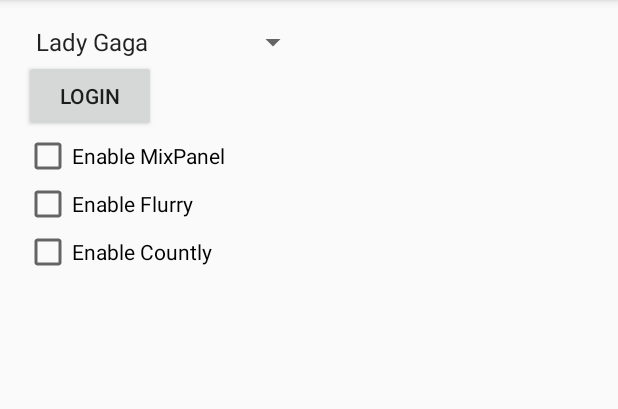
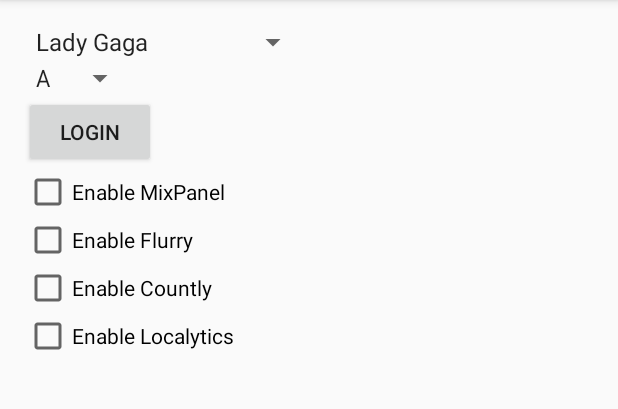
Before and after one commit to bnsantos/android-analytics-example, an Android app: the screen it shows after launch (LoginActivity), on a phone screen of 412 x 824 dp, the part 84-493 px from its top. Run offline under Robolectric (Android 15) with nearby library versions, the phone set to English and light mode, and no system bars; 1 statement that could not run was skipped.

Commit message:
localytics support

```diff
--- a/app/build.gradle
+++ b/app/build.gradle
@@ -6,7 +6,7 @@ android {
 
     defaultConfig {
         applicationId "bnsantos.com.analytics.example"
-        minSdkVersion 19
+        minSdkVersion 17
         targetSdkVersion 21
         versionCode 1
         versionName "1.0"
--- a/app/src/main/AndroidManifest.xml
+++ b/app/src/main/AndroidManifest.xml
@@ -5,12 +5,14 @@
     <uses-permission android:name="android.permission.INTERNET" />
     <uses-permission android:name="android.permission.ACCESS_NETWORK_STATE" />
     <uses-permission android:name="android.permission.BLUETOOTH" />
+    <uses-permission android:name="android.permission.INTERACT_ACROSS_USERS_FULL" />
 
     <application
         android:allowBackup="true"
         android:icon="@drawable/ic_launcher"
         android:label="@string/app_name"
-        android:theme="@style/AppTheme">
+        android:theme="@style/AppTheme"
+        android:name=".AnalyticsApp">
         <activity
             android:name=".activity.LoginActivity"
             android:label="@string/app_name">
@@ -29,6 +31,7 @@
                 <action android:name="org.openudid.GETUDID" />
             </intent-filter>
         </service>
+        <meta-data android:name="LOCALYTICS_APP_KEY" android:value="YOUR_KEY_HERE"/>
     </application>
 
 </manifest>
--- /dev/null
+++ b/app/src/main/java/bnsantos/com/analytics/example/AnalyticsApp.java
@@ -0,0 +1,20 @@
+package bnsantos.com.analytics.example;
+
+import android.app.Application;
+
+import com.localytics.android.LocalyticsActivityLifecycleCallbacks;
+
+/**
+ * Created by bruno on 22/04/15.
+ */
+public class AnalyticsApp extends Application {
+    @Override
+    public void onCreate()
+    {
+        super.onCreate();
+
+        // Register LocalyticsActivityLifecycleCallbacks
+        registerActivityLifecycleCallbacks(
+                new LocalyticsActivityLifecycleCallbacks(this));
+    }
+}
--- a/app/src/main/java/bnsantos/com/analytics/example/Constants.java
+++ b/app/src/main/java/bnsantos/com/analytics/example/Constants.java
@@ -11,12 +11,14 @@ public class Constants {
     public static boolean enableMixPanel = false;
     public static boolean enableFlurry = false;
     public static boolean enableCountly = false;
+    public static boolean enableLocalytics = false;
     private static String CURRENT_USER;
     private static String CURRENT_USER_ID;
-    private static String MIXPANEL_TOKEN = "1ee93f4be1cecc3f57224c3630e93df7"; //Set your default token here
-    private static String FLURRY_TOKEN = "YWY8N8FP3QWDH4DMHY7H";  //Your flurry token
-    private static String COUNTLY_SERVER = "http://54.84.47.23/"; //Your countly server here
-    private static String COUNTLY_APP_KEY = "edaa4c7b72c9b586203b68f703cd2f04bd9b20c6"; //Your countly app key here
+    private static String CURRENT_COMPANY;
+    private static String MIXPANEL_TOKEN = "YOUR_TOKEN_HERE";
+    private static String FLURRY_TOKEN = "YOUR_TOKEN_HERE";
+    private static String COUNTLY_SERVER = "YOUR_SERVER_HERE";
+    private static String COUNTLY_APP_KEY = "YOUR_TOKEN_HERE";
 
     public static String getCurrentUser() {
         return CURRENT_USER;
@@ -32,6 +34,14 @@ public class Constants {
 
     public static void setCurrentUserId(int id) {
         Constants.CURRENT_USER_ID = Integer.toString(id);
+    }
+
+    public static String getCurrentCompany() {
+        return CURRENT_COMPANY;
+    }
+
+    public static void setCurrentCompany(String CURRENT_COMPANY) {
+        Constants.CURRENT_COMPANY = CURRENT_COMPANY;
     }
 
     public static String getMixpanelToken() {
--- a/app/src/main/java/bnsantos/com/analytics/example/activity/LoginActivity.java
+++ b/app/src/main/java/bnsantos/com/analytics/example/activity/LoginActivity.java
@@ -20,10 +20,13 @@ import bnsantos.com.analytics.example.R;
 
 public class LoginActivity extends FragmentActivity {
     private Spinner mLoginSpinner;
+    private Spinner mCompanySpinner;
     private String mCurrentUser;
+    private String mCurrentCompany;
     private CheckBox mMixPanel;
     private CheckBox mFlurry;
     private CheckBox mCountly;
+    private CheckBox mLocalytics;
 
     @Override
     protected void onCreate(Bundle savedInstanceState) {
@@ -31,11 +34,16 @@ public class LoginActivity extends FragmentActivity {
         setContentView(R.layout.activity_login);
 
         mLoginSpinner = (Spinner) findViewById(R.id.userSpinner);
-        ArrayAdapter<CharSequence> adapter = ArrayAdapter.createFromResource(this, R.array.users, android.R.layout.simple_spinner_item);
-        adapter.setDropDownViewResource(android.R.layout.simple_spinner_dropdown_item);
-        mLoginSpinner.setAdapter(adapter);
+        mCompanySpinner = (Spinner) findViewById(R.id.companySpinner);
+        ArrayAdapter<CharSequence> usersAdapter = ArrayAdapter.createFromResource(this, R.array.users, android.R.layout.simple_spinner_item);
+        ArrayAdapter<CharSequence> companyAdapter = ArrayAdapter.createFromResource(this, R.array.company, android.R.layout.simple_spinner_item);
+        usersAdapter.setDropDownViewResource(android.R.layout.simple_spinner_dropdown_item);
+        companyAdapter.setDropDownViewResource(android.R.layout.simple_spinner_dropdown_item);
+        mLoginSpinner.setAdapter(usersAdapter);
+        mCompanySpinner.setAdapter(companyAdapter);
 
-        mCurrentUser = adapter.getItem(0).toString();
+        mCurrentUser = usersAdapter.getItem(0).toString();
+        mCurrentCompany = companyAdapter.getItem(0).toString();
 
         mLoginSpinner.setOnItemSelectedListener(new AdapterView.OnItemSelectedListener() {
             @Override
@@ -43,6 +51,19 @@ public class LoginActivity extends FragmentActivity {
                 mCurrentUser = (String) parent.getItemAtPosition(position);
                 Constants.setCurrentUserId(position);
                 Constants.setCurrentUser(mCurrentUser);
+            }
+
+            @Override
+            public void onNothingSelected(AdapterView<?> parent) {
+
+            }
+        });
+
+        mCompanySpinner.setOnItemSelectedListener(new AdapterView.OnItemSelectedListener() {
+            @Override
+            public void onItemSelected(AdapterView<?> parent, View view, int position, long id) {
+                mCurrentCompany = (String) parent.getItemAtPosition(position);
+                Constants.setCurrentCompany(mCurrentCompany);
             }
 
             @Override
@@ -61,6 +82,7 @@ public class LoginActivity extends FragmentActivity {
         mMixPanel = (CheckBox) findViewById(R.id.checkBoxMixPanel);
         mFlurry = (CheckBox) findViewById(R.id.checkBoxFlurry);
         mCountly = (CheckBox) findViewById(R.id.checkBoxCountly);
+        mLocalytics = (CheckBox) findViewById(R.id.checkBoxLocalytics);
 
         mMixPanel.setOnCheckedChangeListener(new CompoundButton.OnCheckedChangeListener() {
             @Override
@@ -78,6 +100,12 @@ public class LoginActivity extends FragmentActivity {
             @Override
             public void onCheckedChanged(CompoundButton buttonView, boolean isChecked) {
                 Constants.enableCountly = isChecked;
+            }
+        });
+        mLocalytics.setOnCheckedChangeListener(new CompoundButton.OnCheckedChangeListener() {
+            @Override
+            public void onCheckedChanged(CompoundButton buttonView, boolean isChecked) {
+                Constants.enableLocalytics = isChecked;
             }
         });
     }
--- a/app/src/main/res/layout/activity_login.xml
+++ b/app/src/main/res/layout/activity_login.xml
@@ -16,12 +16,18 @@
         android:layout_alignParentLeft="true"
         android:layout_alignParentTop="true" />
 
+    <Spinner
+        android:id="@+id/companySpinner"
+        android:layout_width="wrap_content"
+        android:layout_height="wrap_content"
+        android:layout_below="@+id/userSpinner" />
+
     <Button
         android:id="@+id/loginButton"
         android:layout_width="wrap_content"
         android:layout_height="wrap_content"
         android:layout_alignParentStart="true"
-        android:layout_below="@+id/userSpinner"
+        android:layout_below="@+id/companySpinner"
         android:text="@string/login" />
 
     <CheckBox
@@ -48,5 +54,11 @@
         android:layout_below="@+id/checkBoxFlurry"
         android:text="@string/enable_countly" />
 
-
+    <CheckBox
+        android:id="@+id/checkBoxLocalytics"
+        android:layout_width="wrap_content"
+        android:layout_height="wrap_content"
+        android:layout_alignParentStart="true"
+        android:layout_below="@+id/checkBoxCountly"
+        android:text="@string/enable_localytics" />
 </RelativeLayout>
--- a/app/src/main/res/values/strings.xml
+++ b/app/src/main/res/values/strings.xml
@@ -15,6 +15,13 @@
         <item>Amy Whinehouse</item>
         <item>Christina Aguilera</item>
         <item>Britney Spears</item>
+    </string-array>
+
+    <string-array name="company">
+        <item>A</item>
+        <item>B</item>
+        <item>C</item>
+        <item>D</item>
     </string-array>
 
     <string name="login">Login</string>
@@ -40,4 +47,5 @@
     <string name="enable_mix_panel">Enable MixPanel</string>
     <string name="enable_flurry">Enable Flurry</string>
     <string name="enable_countly">Enable Countly</string>
+    <string name="enable_localytics">Enable Localytics</string>
 </resources>
```
Also changed, not shown: app/src/main/java/bnsantos/com/analytics/example/AnalyticsHelper.java (+39 -0 lines), app/src/main/java/bnsantos/com/analytics/example/activity/MainActivity.java (+7 -1 lines), app/libs/localytics.jar (added), 2 other files.
